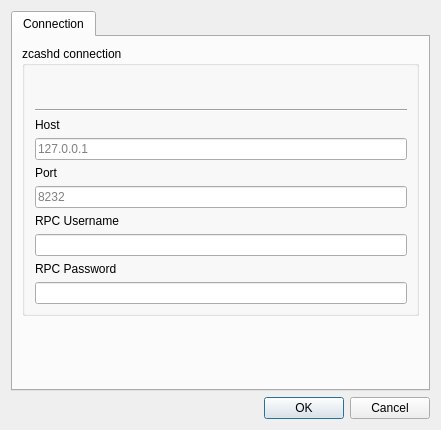
Qt form src/settings.ui (z-bitcoinz/BitcoinZ_Blue) before a commit.
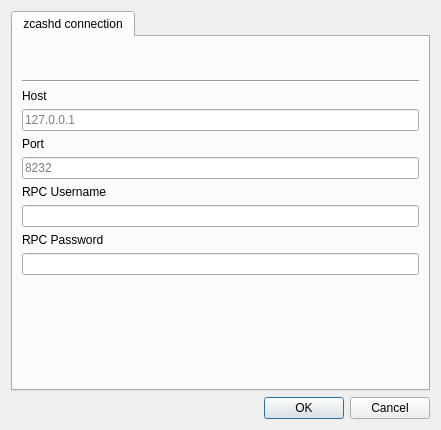
The same form after that commit.

The edit to the form file:
```diff
--- a/src/settings.ui
+++ b/src/settings.ui
@@ -24,37 +24,27 @@
      </property>
      <widget class="QWidget" name="tab">
       <attribute name="title">
-       <string>Connection</string>
+       <string>zcashd connection</string>
       </attribute>
       <layout class="QVBoxLayout" name="verticalLayout_3">
        <item>
-        <layout class="QVBoxLayout" name="verticalLayout_2">
-         <item>
-          <widget class="QGroupBox" name="groupBox">
-           <property name="title">
-            <string>zcashd connection</string>
-           </property>
-           <layout class="QGridLayout" name="gridLayout">
-            <property name="leftMargin">
-             <number>10</number>
-            </property>
-            <item row="6" column="0">
-             <widget class="QLabel" name="label_3">
-              <property name="minimumSize">
-               <size>
-                <width>60</width>
-                <height>0</height>
-               </size>
-              </property>
+        <widget class="QLabel" name="confMsg">
               <property name="text">
-               <string>RPC Username</string>
-              </property>
-             </widget>
-            </item>
-            <item row="7" column="0">
-             <widget class="QLineEdit" name="rpcuser"/>
-            </item>
-            <item row="2" column="0">
+          <string>&lt;html&gt;&lt;head/&gt;&lt;body&gt;&lt;p&gt;&lt;br/&gt;&lt;/p&gt;&lt;/body&gt;&lt;/html&gt;</string>
+         </property>
+         <property name="textInteractionFlags">
+          <set>Qt::LinksAccessibleByMouse|Qt::TextSelectableByMouse</set>
+         </property>
+        </widget>
+       </item>
+       <item>
+        <widget class="Line" name="line">
+         <property name="orientation">
+          <enum>Qt::Horizontal</enum>
+         </property>
+        </widget>
+       </item>
+       <item>
              <widget class="QLabel" name="label">
               <property name="minimumSize">
                <size>
@@ -67,21 +57,50 @@
               </property>
              </widget>
             </item>
-            <item row="3" column="0">
+       <item>
              <widget class="QLineEdit" name="hostname">
               <property name="placeholderText">
                <string>127.0.0.1</string>
               </property>
              </widget>
             </item>
-            <item row="5" column="0">
+       <item>
+        <widget class="QLabel" name="label_2">
+         <property name="minimumSize">
+          <size>
+           <width>60</width>
+           <height>0</height>
+          </size>
+         </property>
+         <property name="text">
+          <string>Port</string>
+         </property>
+        </widget>
+       </item>
+       <item>
              <widget class="QLineEdit" name="port">
               <property name="placeholderText">
                <string>8232</string>
               </property>
              </widget>
             </item>
-            <item row="8" column="0">
+       <item>
+        <widget class="QLabel" name="label_3">
+         <property name="minimumSize">
+          <size>
+           <width>60</width>
+           <height>0</height>
+          </size>
+         </property>
+         <property name="text">
+          <string>RPC Username</string>
+         </property>
+        </widget>
+       </item>
+       <item>
+        <widget class="QLineEdit" name="rpcuser"/>
+       </item>
+       <item>
              <widget class="QLabel" name="label_4">
               <property name="minimumSize">
                <size>
@@ -94,43 +113,11 @@
               </property>
              </widget>
             </item>
-            <item row="9" column="0">
+       <item>
              <widget class="QLineEdit" name="rpcpassword"/>
             </item>
-            <item row="4" column="0">
-             <widget class="QLabel" name="label_2">
-              <property name="minimumSize">
-               <size>
-                <width>60</width>
-                <height>0</height>
-               </size>
-              </property>
-              <property name="text">
-               <string>Port</string>
-              </property>
-             </widget>
-            </item>
-            <item row="0" column="0">
-             <widget class="QLabel" name="confMsg">
-              <property name="text">
-               <string>&lt;html&gt;&lt;head/&gt;&lt;body&gt;&lt;p&gt;&lt;br/&gt;&lt;/p&gt;&lt;/body&gt;&lt;/html&gt;</string>
-              </property>
-              <property name="textInteractionFlags">
-               <set>Qt::LinksAccessibleByMouse|Qt::TextSelectableByMouse</set>
-              </property>
-             </widget>
-            </item>
-            <item row="1" column="0">
-             <widget class="Line" name="line">
-              <property name="orientation">
-               <enum>Qt::Horizontal</enum>
-              </property>
-             </widget>
-            </item>
-           </layout>
-          </widget>
-         </item>
-        </layout>
+       <item>
+        <layout class="QVBoxLayout" name="verticalLayout_2"/>
        </item>
        <item>
         <spacer name="verticalSpacer">
```
Left out of the diff: 7 changed lines with no effect on the pictures. Lines whose indentation alone changed are shown as unchanged.
